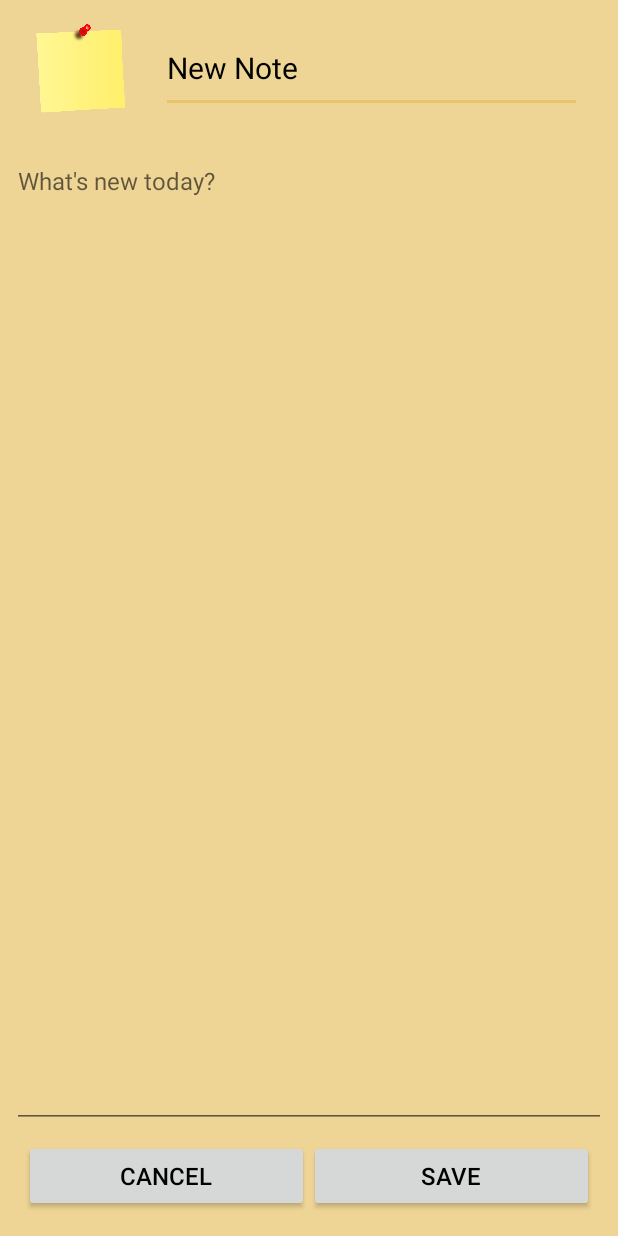
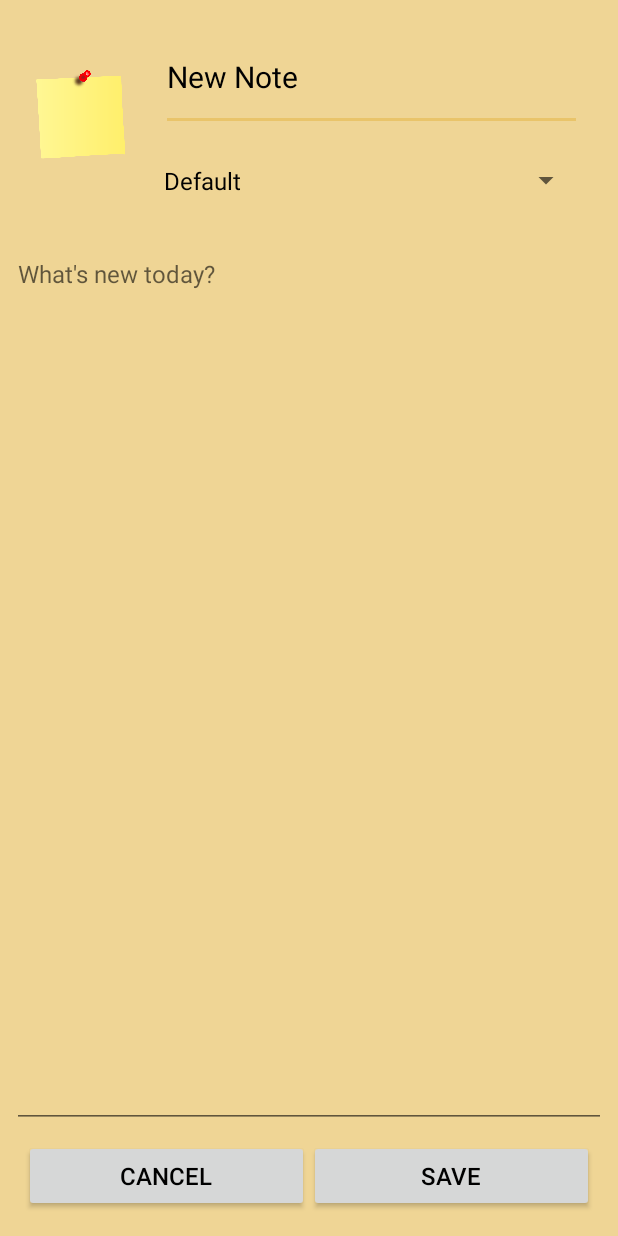
Before and after one commit to RiadhAdrani/project_noter_app, an Android app: the screen it shows after launch (NoteActivity), after a tap on an icon or button, on a phone screen of 412 x 824 dp. Run offline under Robolectric (Android 15) with nearby library versions, the light colour scheme and no system bars.

Commit message:
implemented category, added CategorySpinner (a custom ArrayAdapter) with dummy data

```diff
--- a/app/src/main/java/com/example/noter/Category.java
+++ b/app/src/main/java/com/example/noter/Category.java
@@ -8,8 +8,17 @@
     // Unique Identifier used to retrieve and save category
     public String UID;
 
-    public Category (String uid){
-        this.UID = uid;
+    // Name to be displayed
+    public String name;
+
+    public Category (String name){
+        this.name = name;
+        this.UID = new MyDate().GET_CURRENT_DATE().getTime() + name + new MyDate().GET_CURRENT_DATE().getTime();
+    }
+
+    public Category (String name, Boolean bool){
+        this.name = name;
+        this.UID = "kifqs8e5o2f6q9k7f8o5lv2q1el4vpf5qe3v6l5pfq";
     }
 
 }
--- /dev/null
+++ b/app/src/main/java/com/example/noter/CategorySpinner.java
@@ -0,0 +1,51 @@
+package com.example.noter;
+
+import android.content.Context;
+import android.view.LayoutInflater;
+import android.view.View;
+import android.view.ViewGroup;
+import android.widget.ArrayAdapter;
+import android.widget.TextView;
+
+import androidx.annotation.NonNull;
+import androidx.annotation.Nullable;
+
+import java.util.ArrayList;
+
+public class CategorySpinner extends ArrayAdapter<Category> {
+
+    public CategorySpinner(Context context, ArrayList<Category> categoryList){
+        super(context,0,categoryList);
+
+    }
+
+    @NonNull
+    @Override
+    public View getView(int position, @Nullable View convertView, @NonNull ViewGroup parent) {
+        return initView(position,convertView,parent);
+    }
+
+    @Override
+    public View getDropDownView(int position, @Nullable View convertView, @NonNull ViewGroup parent) {
+        return initView(position,convertView,parent);    }
+
+    private View initView(int position, View convertView, ViewGroup parent){
+        if (convertView == null){
+            convertView = LayoutInflater.from(getContext()).inflate(
+                    R.layout.category_spinner_card,
+                    parent,
+                    false
+            );
+        }
+
+        TextView categoryNameView = convertView.findViewById(R.id.category_spinner_text);
+
+        Category currentItem = getItem(position);
+
+        if (currentItem != null){
+            categoryNameView.setText(currentItem.name);
+        }
+
+        return convertView;
+    }
+}
--- a/app/src/main/java/com/example/noter/NoteActivity.java
+++ b/app/src/main/java/com/example/noter/NoteActivity.java
@@ -9,11 +9,12 @@
 import android.os.Bundle;
 import android.util.Log;
 import android.view.View;
-import android.widget.ArrayAdapter;
+import android.widget.AdapterView;
 import android.widget.Button;
 import android.widget.EditText;
 import android.widget.ImageView;
 import android.widget.Spinner;
+import android.widget.SpinnerAdapter;
 import android.widget.Toast;
 
 import com.google.gson.Gson;
@@ -25,7 +26,6 @@
 import java.io.IOException;
 import java.io.InputStreamReader;
 import java.util.ArrayList;
-import java.util.Arrays;
 
 public class NoteActivity extends AppCompatActivity {
     // Activity used to display a Note object
@@ -64,6 +64,13 @@
 
     // Cancel Button used to save changes and return to MainActivity
     private Button saveButton;
+
+    // ArrayList containing Categories
+    private ArrayList<Category> categoryList;
+
+    // Adapter for the Category spinner
+    private SpinnerAdapter categoryAdapter;
+
 
     @Override
     protected void onCreate(Bundle savedInstanceState) {
@@ -139,6 +146,33 @@
             }
         });
 
+        // Setting Up the spinner to display available categories
+        Spinner spinner = findViewById(R.id.note_category_spinner);
+
+        useDummyCategoryList();
+
+        categoryAdapter = new CategorySpinner(this,categoryList);
+        spinner.setAdapter(categoryAdapter);
+
+        spinner.setSelection(findCategoryByName(note.category));
+
+        spinner.setOnItemSelectedListener(new AdapterView.OnItemSelectedListener() {
+            // Defining behaviour for selected item
+            @Override
+            public void onItemSelected(AdapterView<?> adapterView, View view, int i, long l) {
+
+                // Update user category with the newly selected one
+                note.category = categoryList.get(i);
+            }
+
+            @Override
+            public void onNothingSelected(AdapterView<?> adapterView) {
+
+            }
+        });
+
+
+
         // Used for debugging
         Log.d("DEBUG_TIME",""+note.title+ "(Last Modified): " +note.lastModifiedDate.getTime());
     }
@@ -150,7 +184,40 @@
         super.onPause();
 
         // Liberate resources
-        finish();
+        // finish();
+    }
+
+    private int findCategoryByUID(Category mCategory){
+        // Return the index of the note category
+        // found in categoryList
+
+        for (Category c : categoryList) {
+            if (c.UID.equals(mCategory.UID)){
+                return categoryList.indexOf(c);
+            }
+        }
+        return 0;
+    }
+
+    private int findCategoryByName(Category mCategory){
+        // Return the index of the note category
+        // found in categoryList
+
+        for (Category c : categoryList) {
+            if (c.name.equals(mCategory.name)){
+                return categoryList.indexOf(c);
+            }
+        }
+        return 0;
+    }
+
+    private void useDummyCategoryList(){
+        categoryList = new ArrayList<>();
+        categoryList.add(new Category("Default",true));
+        categoryList.add(new Category("Studies",true));
+        categoryList.add(new Category("Sports",true));
+        categoryList.add(new Category("Habits",false));
+        categoryList.add(new Category("MF",false));
     }
 
     void buildIconDialog(){
@@ -231,6 +298,7 @@
             mList.get(position).title = titleText.getText().toString();
             mList.get(position).content = contentText.getText().toString();
             mList.get(position).iconUID = note.iconUID;
+            mList.get(position).category = note.category;
             mList.get(position).lastModifiedDate = new MyDate().GET_CURRENT_DATE();
 
         }
@@ -240,6 +308,7 @@
             mNote.title = titleText.getText().toString();
             mNote.content = contentText.getText().toString();
             mNote.iconUID = note.iconUID;
+            mNote.category = note.category;
             mList.add(0,mNote);
         }
 
--- a/app/src/main/java/com/example/noter/NoteAdapter.java
+++ b/app/src/main/java/com/example/noter/NoteAdapter.java
@@ -141,7 +141,7 @@
             currentNote.category = new Category("something");
         }
 
-        holder.mCategory.setText(currentNote.category.UID);
+        holder.mCategory.setText(currentNote.category.name);
         holder.mContentPreview.setText(currentNote.content);
     }
 
--- /dev/null
+++ b/app/src/main/res/layout/category_spinner_card.xml
@@ -0,0 +1,21 @@
+<?xml version="1.0" encoding="utf-8"?>
+<LinearLayout xmlns:android="http://schemas.android.com/apk/res/android"
+    android:orientation="vertical"
+    android:layout_width="wrap_content"
+    android:layout_height="wrap_content"
+    >
+
+    <TextView
+        android:id="@+id/category_spinner_text"
+        android:layout_width="200dp"
+        android:layout_height="50dp"
+        android:text="@string/categoryDefault"
+        android:gravity="center_vertical"
+        android:maxLength="30"
+        android:singleLine="true"
+        android:paddingStart="2dp"
+        android:paddingEnd="2dp"
+
+        style="@style/black_standard_16sp"/>
+
+</LinearLayout>
--- a/app/src/main/res/layout/note_activity_layout.xml
+++ b/app/src/main/res/layout/note_activity_layout.xml
@@ -45,7 +45,7 @@
 
         <LinearLayout
             android:layout_width="0dp"
-            android:layout_height="match_parent"
+            android:layout_height="wrap_content"
             android:layout_weight="1"
             android:orientation="vertical">
 
@@ -70,8 +70,9 @@
             <Spinner
                 android:id="@+id/note_category_spinner"
                 android:layout_width="match_parent"
-                android:layout_height="0dp"
+                android:layout_height="wrap_content"
                 android:layout_weight="1"
+                android:layout_marginHorizontal="16dp"
                 />
 
         </LinearLayout>
--- a/app/src/main/res/layout/note_card_layout.xml
+++ b/app/src/main/res/layout/note_card_layout.xml
@@ -31,7 +31,7 @@
             android:layout_width="75dp"
             android:layout_height="75dp"
             android:layout_margin="4dp"
-            android:padding="12dp"
+            android:padding="8dp"
             android:layout_gravity="center"
             android:scaleType="fitCenter"
             android:src="@drawable/icon_small"/>
@@ -55,7 +55,7 @@
                     android:id="@+id/card_title"
                     android:layout_width="match_parent"
                     android:layout_height="0dp"
-                    android:layout_weight="1.5"
+                    android:layout_weight="1.65"
                     android:gravity="center_vertical"
                     android:text="@string/titleDefault"
                     android:maxLines="1"
```
